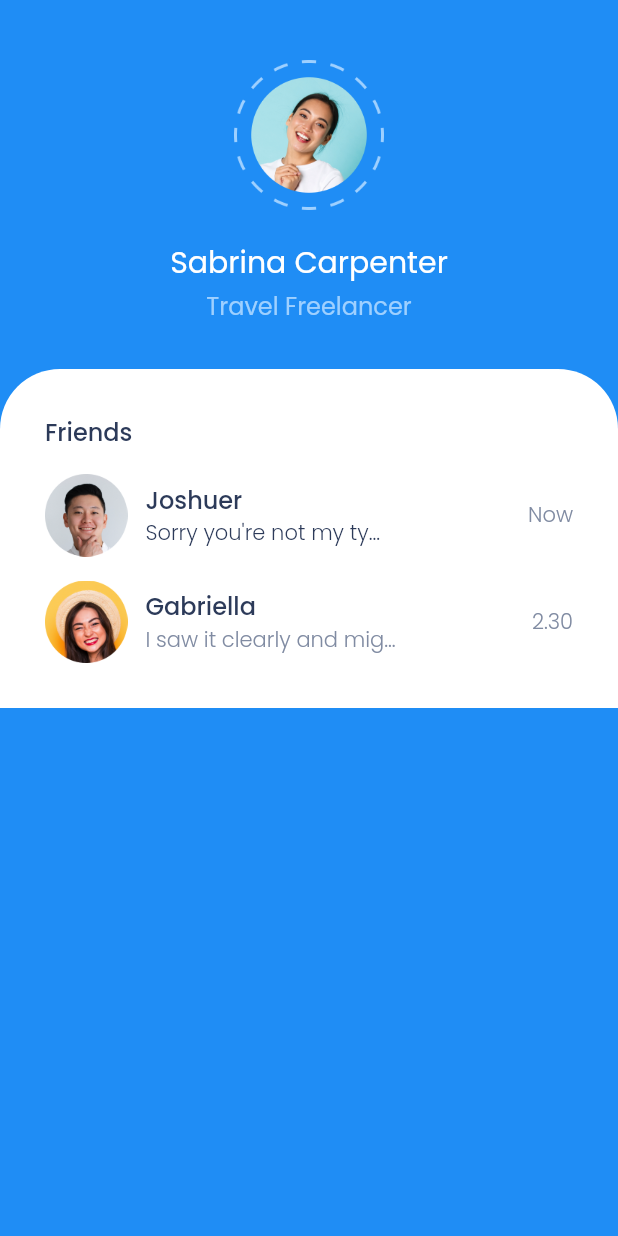
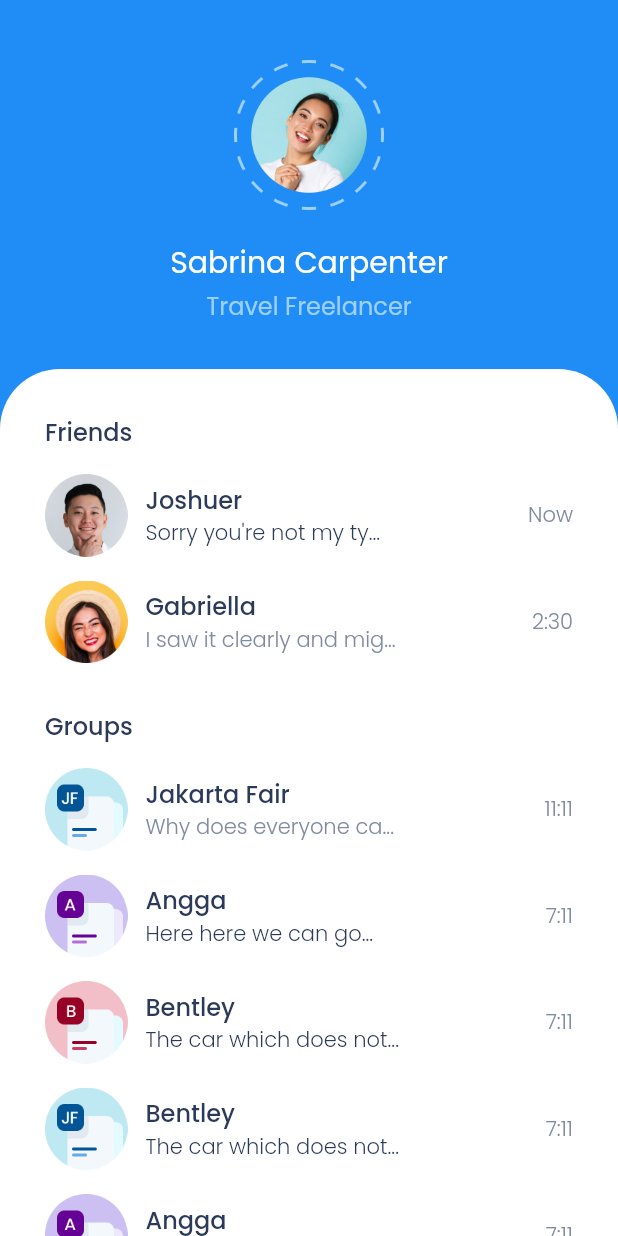
Before and after one commit to haffsriyandrayusuf/bwa_chatty, a Flutter app: the screen it shows after launch, on a phone screen of 412 x 824 dp. Run offline on Flutter 3.47's test engine with Material 2 defaults, Android fonts, the phone set to English and light mode, and no system bars.

Commit message:
membuat tampilan body chat group

```diff
--- a/lib/pages/home_page.dart
+++ b/lib/pages/home_page.dart
@@ -11,6 +11,7 @@ class HomePage extends StatelessWidget {
       backgroundColor: blueColor,
       body: SafeArea(
         child: Center(
+          child: SingleChildScrollView(
             child: Column(
               children: [
                 SizedBox(
@@ -71,8 +72,57 @@ class HomePage extends StatelessWidget {
                         chatImage: 'assets/images/friend_pic2.png',
                         chatName: 'Gabriella',
                         chatText: "I saw it clearly and mig...",
-                      chatime: '2.30',
+                        chatime: '2:30',
                         unread: false,
+                      ),
+                      SizedBox(
+                        height: 30,
+                      ),
+                      Text(
+                        'Groups',
+                        style: titleTextStyle,
+                      ),
+                      ChatTile(
+                        chatImage: 'assets/images/group_pic1.png',
+                        chatName: 'Jakarta Fair',
+                        chatText: "Why does everyone ca...",
+                        chatime: '11:11',
+                        unread: false,
+                      ),
+                      ChatTile(
+                        chatImage: 'assets/images/group_pic2.png',
+                        chatName: 'Angga',
+                        chatText: "Here here we can go...",
+                        chatime: '7:11',
+                        unread: true,
+                      ),
+                      ChatTile(
+                        chatImage: 'assets/images/group_pic3.png',
+                        chatName: 'Bentley',
+                        chatText: "The car which does not...",
+                        chatime: '7:11',
+                        unread: true,
+                      ),
+                      ChatTile(
+                        chatImage: 'assets/images/group_pic1.png',
+                        chatName: 'Bentley',
+                        chatText: "The car which does not...",
+                        chatime: '7:11',
+                        unread: true,
+                      ),
+                      ChatTile(
+                        chatImage: 'assets/images/group_pic2.png',
+                        chatName: 'Angga',
+                        chatText: "Here here we can go...",
+                        chatime: '7:11',
+                        unread: true,
+                      ),
+                      ChatTile(
+                        chatImage: 'assets/images/group_pic3.png',
+                        chatName: 'Bentley',
+                        chatText: "The car which does not...",
+                        chatime: '7:11',
+                        unread: true,
                       ),
                     ],
                   ),
@@ -81,6 +131,7 @@ class HomePage extends StatelessWidget {
             ),
           ),
         ),
+      ),
     );
   }
 }
```
Lines whose indentation alone changed are shown as unchanged.
